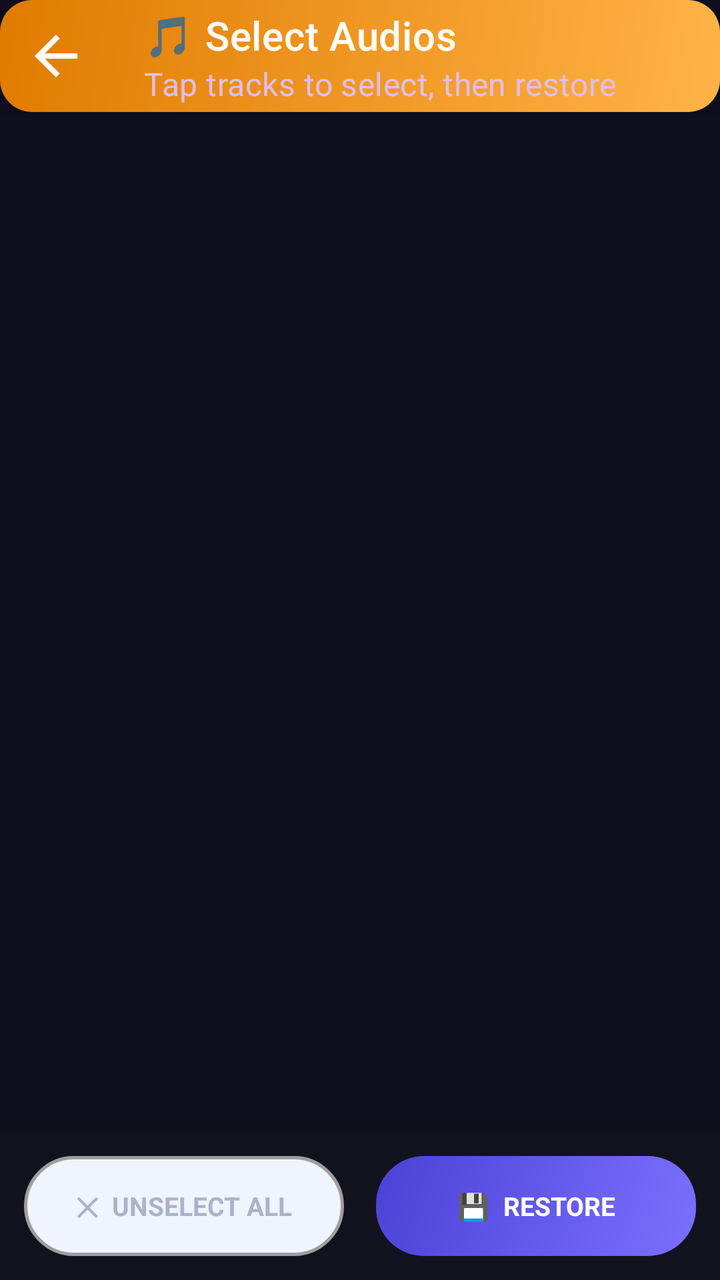
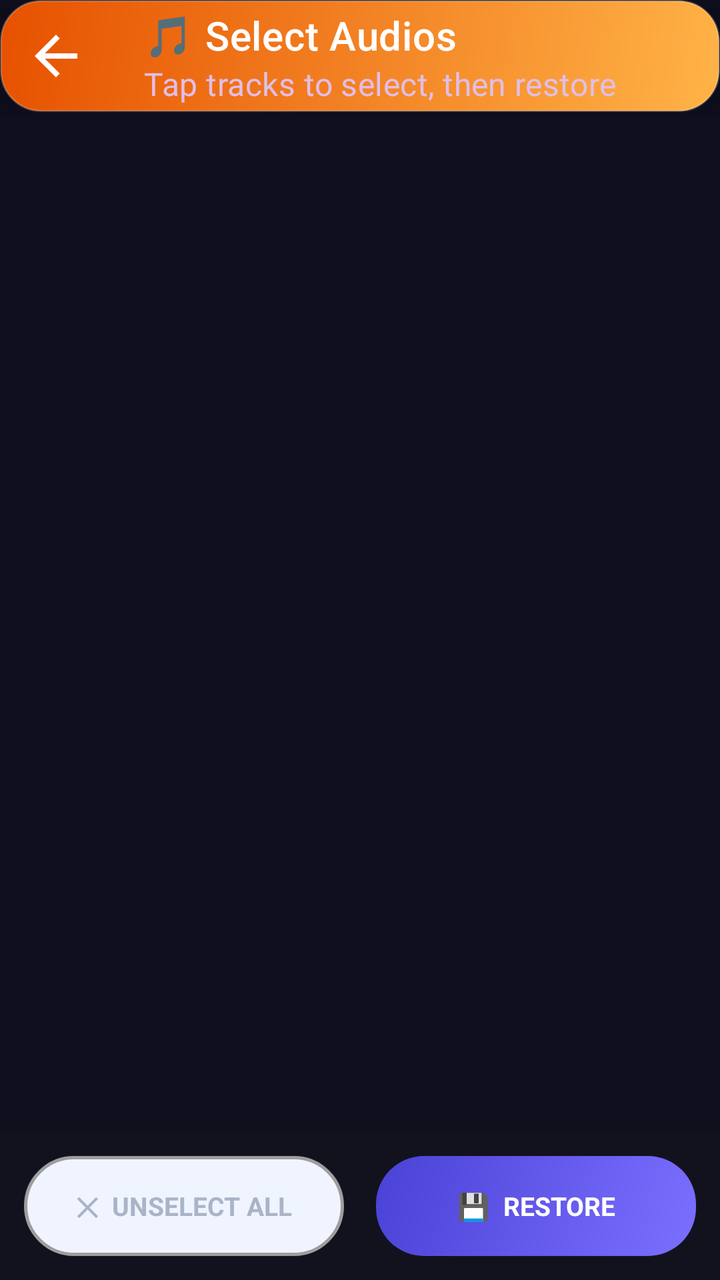

Compare the two renders of this Android layout. The source of the first and the diff that turns it into the second are given below.
<!-- AndroidManifest.xml: application theme Theme.PhotoRecoveryNew -->
<!-- res/layout/activity_audio2.xml -->
<?xml version="1.0" encoding="utf-8"?>
<RelativeLayout xmlns:android="http://schemas.android.com/apk/res/android"
    xmlns:app="http://schemas.android.com/apk/res-auto"
    xmlns:tools="http://schemas.android.com/tools"
    android:layout_width="match_parent"
    android:layout_height="match_parent"
    android:background="@color/colorBackground"
    tools:context=".activity.AudioActivity">

    
    <com.google.android.material.appbar.AppBarLayout
        android:id="@+id/appbar"
        android:layout_width="match_parent"
        android:layout_height="wrap_content"
        android:background="@drawable/bg_card_audios"
        android:elevation="6dp">

        <com.google.android.material.appbar.MaterialToolbar
            android:id="@+id/toolBar"
            android:layout_width="match_parent"
            android:layout_height="?attr/actionBarSize"
            android:background="@android:color/transparent"
            app:navigationIcon="@drawable/ic_back_white"
            app:title="🎵 Select Audios"
            app:subtitle="Tap tracks to select, then restore"
            app:titleTextColor="@color/white"
            app:subtitleTextColor="#E1BEE7" />
    </com.google.android.material.appbar.AppBarLayout>

    <androidx.recyclerview.widget.RecyclerView
        android:id="@+id/gv_folder"
        android:layout_width="match_parent"
        android:layout_height="match_parent"
        android:layout_below="@id/appbar"
        android:layout_above="@id/bottomBar"
        android:clipToPadding="false"
        android:padding="8dp"
        android:scrollbars="vertical"
        app:layoutManager="androidx.recyclerview.widget.LinearLayoutManager"/>

    <LinearLayout
        android:id="@+id/bottomBar"
        android:layout_width="match_parent"
        android:layout_height="wrap_content"
        android:layout_above="@id/adsView"
        android:orientation="horizontal"
        android:background="@drawable/bg_bottom_bar"
        android:elevation="16dp"
        android:padding="12dp"
        android:gravity="center_vertical"
        android:weightSum="2">

        <TextView
            android:id="@+id/btnUnchecked"
            android:layout_width="0dp"
            android:layout_height="50dp"
            android:layout_weight="1"
            android:layout_marginEnd="8dp"
            android:background="@drawable/bg_btn_unselect"
            android:clickable="true"
            android:focusable="true"
            android:foreground="?attr/selectableItemBackground"
            android:gravity="center"
            android:text="✕  UNSELECT ALL"
            android:textColor="@color/colorTextSecondary"
            android:textSize="13sp"
            android:textStyle="bold"/>

        <TextView
            android:id="@+id/btnRestore"
            android:layout_width="0dp"
            android:layout_height="50dp"
            android:layout_weight="1"
            android:layout_marginStart="8dp"
            android:background="@drawable/bg_btn_restore"
            android:clickable="true"
            android:focusable="true"
            android:foreground="?attr/selectableItemBackground"
            android:gravity="center"
            android:text="💾  RESTORE"
            android:textColor="@color/white"
            android:textSize="13sp"
            android:textStyle="bold"/>
    </LinearLayout>

    <FrameLayout
        android:id="@+id/adsView"
        android:layout_width="match_parent"
        android:layout_height="wrap_content"
        android:layout_alignParentBottom="true"
        android:background="@color/colorSurface"/>

</RelativeLayout>
<!-- resources referenced by this layout -->
<resources>
  <color name="colorBackground">#0F0F1E</color>
  <color name="colorSurface">#1A1A2E</color>
  <color name="colorTextSecondary">#AAB4C8</color>
  <color name="white">#FFFFFFFF</color>
  <!-- drawable bg_bottom_bar (drawable) -->
  <?xml version="1.0" encoding="utf-8"?>
  <shape xmlns:android="http://schemas.android.com/apk/res/android"
      android:shape="rectangle">
      <solid android:color="#12121F"/>
      <corners android:topLeftRadius="0dp" android:topRightRadius="0dp"/>
  </shape>
  <!-- drawable bg_btn_restore (drawable) -->
  <?xml version="1.0" encoding="utf-8"?>
  <shape xmlns:android="http://schemas.android.com/apk/res/android"
      android:shape="rectangle">
      <gradient
          android:startColor="#7B6FFF"
          android:endColor="#4A42D6"
          android:angle="135"/>
      <corners android:radius="24dp"/>
  </shape>
  <!-- drawable bg_btn_unselect (drawable) -->
  <?xml version="1.0" encoding="utf-8"?>
  <shape xmlns:android="http://schemas.android.com/apk/res/android"
      android:shape="rectangle">
      <solid android:color="#F0F4FF"/>
      <corners android:radius="28dp"/>
      <stroke android:width="1.5dp" android:color="#9E9E9E"/>
  </shape>
  <!-- drawable bg_card_audios (drawable) -->
  <?xml version="1.0" encoding="utf-8"?>
  <shape xmlns:android="http://schemas.android.com/apk/res/android"
      android:shape="rectangle">
      <gradient
          android:startColor="#FFB347"
          android:endColor="#E07B00"
          android:angle="135"/>
      <corners android:radius="16dp"/>
  </shape>
  <!-- drawable ic_back_white (drawable) -->
  <?xml version="1.0" encoding="utf-8"?>
  <vector xmlns:android="http://schemas.android.com/apk/res/android"
      android:width="32dp"
      android:height="32dp"
      android:viewportWidth="24"
      android:viewportHeight="24">
      <path
          android:fillColor="#FFFFFF"
          android:pathData="M20,11H7.83l5.59,-5.59L12,4l-8,8 8,8 1.41,-1.41L7.83,13H20v-2z"/>
  </vector>
  <style name="Theme.PhotoRecoveryNew" parent="Theme.MaterialComponents.NoActionBar">
          <item name="colorPrimary">@color/colorPrimary</item>
          <item name="colorPrimaryVariant">@color/colorPrimaryDark</item>
          <item name="colorOnPrimary">@color/white</item>
          <item name="colorSecondary">@color/colorSecondary</item>
          <item name="colorOnSecondary">@color/white</item>
          <item name="android:windowBackground">@color/colorBackground</item>
          <item name="android:statusBarColor" tools:targetApi="l">@color/colorBackground</item>
          <item name="android:navigationBarColor">@color/colorNavBackground</item>
          <item name="android:windowLightStatusBar" tools:targetApi="m">false</item>
      </style>
  <color name="colorPrimary">#7B6FFF</color>
  <color name="colorPrimaryDark">#5A4FE0</color>
  <color name="colorSecondary">#00D4AA</color>
  <color name="colorNavBackground">#12121F</color>
</resources>

<!-- the commit's change to res/layout/activity_audio2.xml (unified diff, before → after) -->
@@ -5,6 +5,7 @@
     android:layout_width="match_parent"
     android:layout_height="match_parent"
     android:background="@color/colorBackground"
+    android:fitsSystemWindows="true"
     tools:context=".activity.AudioActivity">
 
     
<!-- resource entries referenced after the edit -->
@@ -35,9 +35,12 @@
       android:shape="rectangle">
       <gradient
           android:startColor="#FFB347"
-          android:endColor="#E07B00"
+          android:endColor="#E65100"
           android:angle="135"/>
-      <corners android:radius="16dp"/>
+      <corners android:radius="20dp"/>
+      <stroke
+          android:width="1dp"
+          android:color="#33FFFFFF"/>
   </shape>
   <!-- drawable ic_back_white (drawable) -->
   <?xml version="1.0" encoding="utf-8"?>
